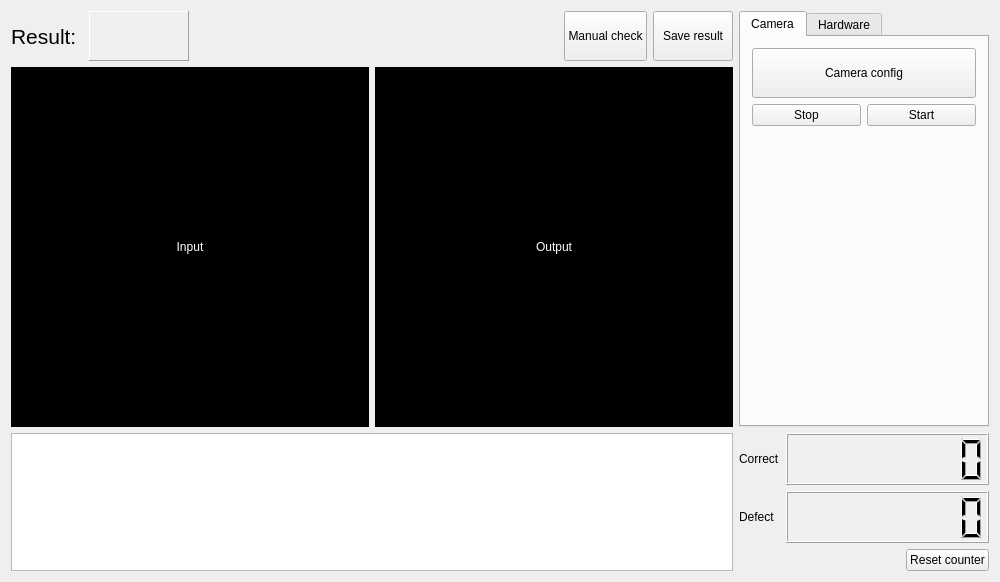
Above: mainwindow.ui from adavoudi/productLine before the change. Below: the same form after it.
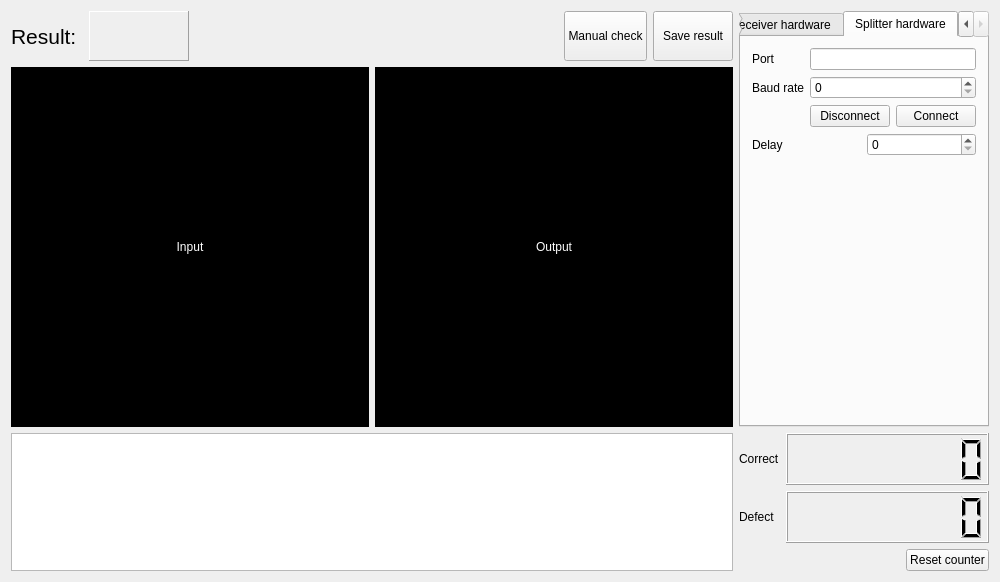
That is the form after the change. The open tabs and pages were chosen to show the change.

Commit message: Splitter hardware added

```diff
--- a/mainwindow.ui
+++ b/mainwindow.ui
@@ -257,7 +257,7 @@
       </widget>
       <widget class="QWidget" name="tab_2">
        <attribute name="title">
-        <string>Hardware</string>
+        <string>Receiver hardware</string>
        </attribute>
        <layout class="QVBoxLayout" name="verticalLayout_2">
         <item>
@@ -345,6 +345,96 @@
         </item>
        </layout>
       </widget>
+      <widget class="QWidget" name="tab_3">
+       <attribute name="title">
+        <string>Splitter hardware</string>
+       </attribute>
+       <layout class="QVBoxLayout" name="verticalLayout_5">
+        <item>
+         <layout class="QGridLayout" name="gridLayout_4">
+          <item row="1" column="0">
+           <widget class="QLabel" name="label_7">
+            <property name="text">
+             <string>Baud rate</string>
+            </property>
+           </widget>
+          </item>
+          <item row="1" column="1">
+           <widget class="QSpinBox" name="txtSplitterBaudRate">
+            <property name="maximum">
+             <number>2000000000</number>
+            </property>
+           </widget>
+          </item>
+          <item row="0" column="0">
+           <widget class="QLabel" name="label_8">
+            <property name="text">
+             <string>Port</string>
+            </property>
+           </widget>
+          </item>
+          <item row="0" column="1">
+           <widget class="QLineEdit" name="txtSplitterPort"/>
+          </item>
+          <item row="2" column="1">
+           <layout class="QHBoxLayout" name="horizontalLayout_7">
+            <item>
+             <widget class="QPushButton" name="btnSplitterDisconnect">
+              <property name="text">
+               <string>Disconnect</string>
+              </property>
+             </widget>
+            </item>
+            <item>
+             <widget class="QPushButton" name="btnSplitterConnect">
+              <property name="text">
+               <string>Connect</string>
+              </property>
+             </widget>
+            </item>
+           </layout>
+          </item>
+         </layout>
+        </item>
+        <item>
+         <layout class="QHBoxLayout" name="horizontalLayout_8">
+          <item>
+           <widget class="QLabel" name="label_9">
+            <property name="sizePolicy">
+             <sizepolicy hsizetype="Minimum" vsizetype="Minimum">
+              <horstretch>0</horstretch>
+              <verstretch>0</verstretch>
+             </sizepolicy>
+            </property>
+            <property name="text">
+             <string>Delay</string>
+            </property>
+           </widget>
+          </item>
+          <item>
+           <widget class="QSpinBox" name="txtSplitterDelay">
+            <property name="maximum">
+             <number>2000000</number>
+            </property>
+           </widget>
+          </item>
+         </layout>
+        </item>
+        <item>
+         <spacer name="verticalSpacer_3">
+          <property name="orientation">
+           <enum>Qt::Vertical</enum>
+          </property>
+          <property name="sizeHint" stdset="0">
+           <size>
+            <width>20</width>
+            <height>259</height>
+           </size>
+          </property>
+         </spacer>
+        </item>
+       </layout>
+      </widget>
      </widget>
     </item>
     <item row="1" column="0">
```
The commit also changes 3 other files.
